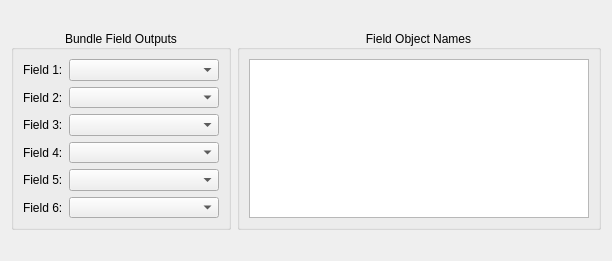
Above: src/Interface/Modules/Bundle/GetStringsFromBundleDialog.ui from SCIInstitute/SCIRun before the change. Below: the same form after it.
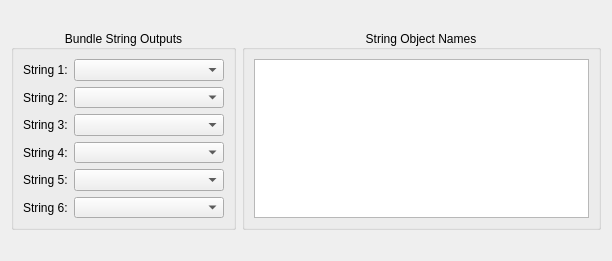
That is the form after the change.

What changed in the file:
```diff
--- a/src/Interface/Modules/Bundle/GetStringsFromBundleDialog.ui
+++ b/src/Interface/Modules/Bundle/GetStringsFromBundleDialog.ui
@@ -35,7 +35,7 @@
       </size>
      </property>
      <property name="title">
-      <string>Bundle Field Outputs</string>
+      <string>Bundle String Outputs</string>
      </property>
      <property name="alignment">
       <set>Qt::AlignCenter</set>
@@ -44,42 +44,42 @@
       <item row="0" column="0">
        <widget class="QLabel" name="label">
         <property name="text">
-         <string>Field 1:</string>
+         <string>String 1:</string>
         </property>
        </widget>
       </item>
       <item row="1" column="0">
        <widget class="QLabel" name="label_2">
         <property name="text">
-         <string>Field 2:</string>
+         <string>String 2:</string>
         </property>
        </widget>
       </item>
       <item row="2" column="0">
        <widget class="QLabel" name="label_3">
         <property name="text">
-         <string>Field 3:</string>
+         <string>String 3:</string>
         </property>
        </widget>
       </item>
       <item row="3" column="0">
        <widget class="QLabel" name="label_4">
         <property name="text">
-         <string>Field 4:</string>
+         <string>String 4:</string>
         </property>
        </widget>
       </item>
       <item row="4" column="0">
        <widget class="QLabel" name="label_5">
         <property name="text">
-         <string>Field 5:</string>
+         <string>String 5:</string>
         </property>
        </widget>
       </item>
       <item row="5" column="0">
        <widget class="QLabel" name="label_6">
         <property name="text">
-         <string>Field 6:</string>
+         <string>String 6:</string>
         </property>
        </widget>
       </item>
@@ -120,7 +120,7 @@
       </size>
      </property>
      <property name="title">
-      <string>Field Object Names</string>
+      <string>String Object Names</string>
      </property>
      <property name="alignment">
       <set>Qt::AlignCenter</set>
```
Left out of the diff: 10 changed lines with no effect on the pictures.
